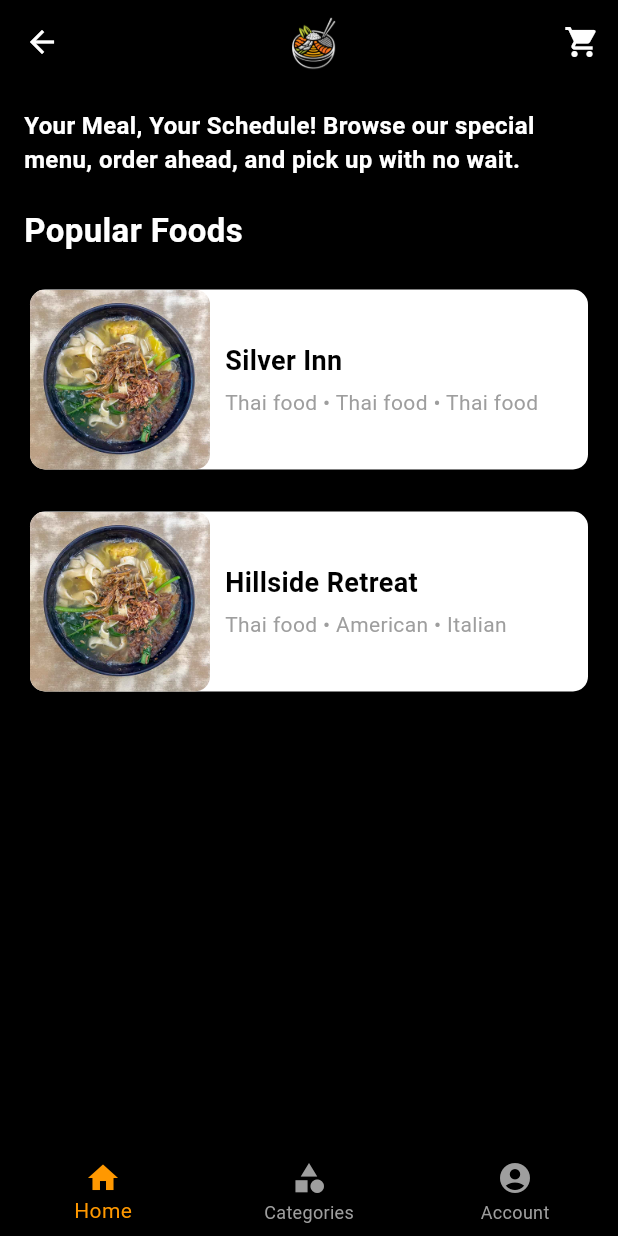
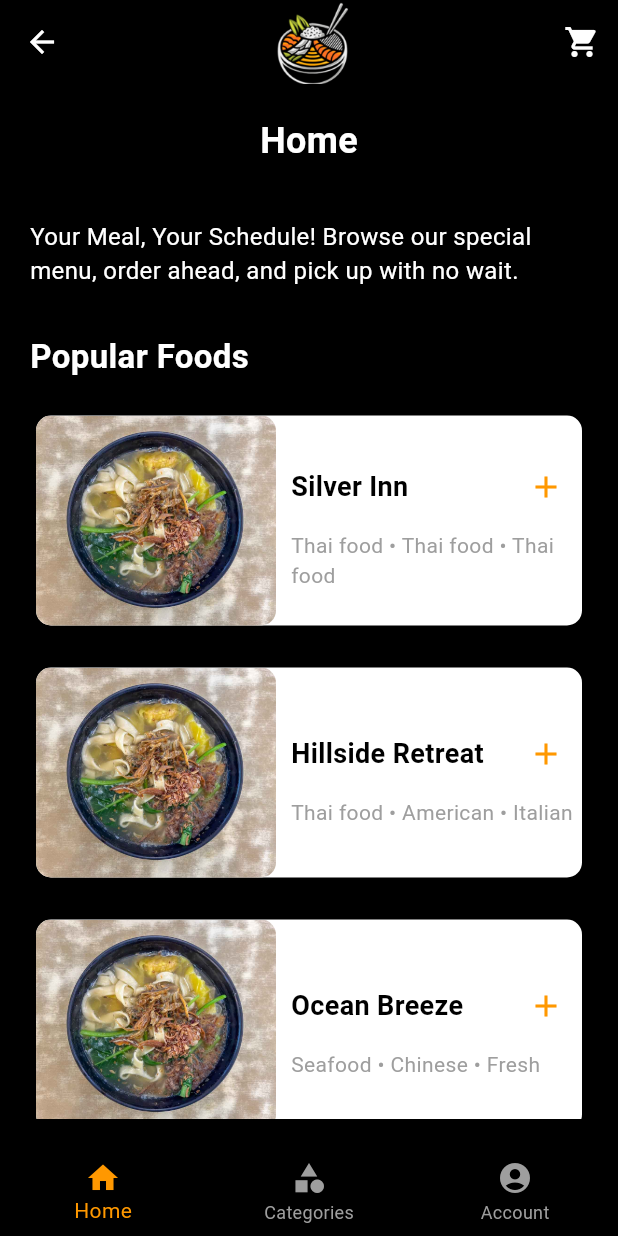
Before and after one commit to june0729/eatnow, a Flutter app: the HomeScreen screen opened directly, on a phone screen of 412 x 824 dp. Run offline on Flutter 3.47's test engine with Material 3 defaults, Android fonts, the light colour scheme and no system bars.

Commit message:
new code

```diff
--- a/lib/home.dart
+++ b/lib/home.dart
@@ -1,4 +1,5 @@
 import 'package:flutter/material.dart';
+import 'cart.dart'; // Import CartScreen
 
 void main() {
   runApp(EatNowApp());
@@ -14,44 +15,133 @@ class EatNowApp extends StatelessWidget {
   }
 }
 
-class HomeScreen extends StatelessWidget {
+class HomeScreen extends StatefulWidget {
+  @override
+  _HomeScreenState createState() => _HomeScreenState();
+}
+
+class _HomeScreenState extends State<HomeScreen> {
+  // List to hold FoodItem objects instead of strings
+  List<FoodItem> cartItems = [];
+
+  void addToCart(FoodItem foodItem) {
+    setState(() {
+      cartItems.add(foodItem);
+    });
+    // Show a snackbar for feedback
+    ScaffoldMessenger.of(context).showSnackBar(
+      SnackBar(content: Text('${foodItem.name} added to cart')),
+    );
+  }
+
+  void removeFromCart(FoodItem foodItem) {
+    setState(() {
+      cartItems.remove(foodItem);
+    });
+     ScaffoldMessenger.of(context).showSnackBar(
+      SnackBar(content: Text('${foodItem.name} removed from cart')),
+    );
+  }
+
   @override
   Widget build(BuildContext context) {
     return Scaffold(
       backgroundColor: Colors.black,
-      appBar: AppBar(
+      appBar: PreferredSize(
+        preferredSize: const Size.fromHeight(57.0),
+        child: AppBar(
           backgroundColor: Colors.black,
           leading: IconButton(
             icon: const Icon(Icons.arrow_back, color: Colors.white),
-          onPressed: () {},
+            onPressed: () {
+              // Navigate to LoginScreen or another screen
+            },
           ),
           title: Center(
             child: Image.asset(
-            'assets/images/logo.png', // Replace with your logo path
-            height: 40,
+              'assets/images/logo.png',
+              height: 65,
+              fit: BoxFit.contain,
             ),
           ),
           actions: [
             IconButton(
-            icon: const Icon(Icons.shopping_cart, color: Colors.white),
-            onPressed: () {},
+              icon: Stack(
+                children: [
+                  const Icon(Icons.shopping_cart, color: Colors.white),
+                  if (cartItems.isNotEmpty)
+                    Positioned(
+                      right: 0,
+                      top: 0,
+                      child: Container(
+                        padding: const EdgeInsets.all(6), // Increased padding for larger badge
+                        decoration: BoxDecoration(
+                          color: Colors.red,
+                          borderRadius: BorderRadius.circular(12), // Slightly larger radius for the rounded corners
+                        ),
+                        constraints: const BoxConstraints(
+                          minWidth: 18,  // Increased width
+                          minHeight: 18,  // Increased height
+                        ),
+                        child: Text(
+                          '${cartItems.length}',
+                          style: const TextStyle(
+                            color: Colors.white,
+                            fontSize: 12, // Increased font size for visibility
+                          ),
+                          textAlign: TextAlign.center,
+                        ),
+                      ),
                     ),
                 ],
               ),
+              onPressed: () {
+                // Navigate to the CartScreen and pass the cart items
+                Navigator.push(
+                  context,
+                  MaterialPageRoute(
+                    builder: (context) => CartScreen(
+                      cartItems: cartItems,
+                      onRemoveFromCart: removeFromCart, // Pass remove callback
+                    ),
+                  ),
+                ).then((updatedCart) {
+                  // Update the cart items with the updated list after removing items
+                  if (updatedCart != null) {
+                    setState(() {
+                      cartItems = updatedCart;
+                    });
+                  }
+                });
+              },
+            ),
+          ],
+        ),
+      ),
       body: Padding(
-        padding: const EdgeInsets.all(16.0),
+        padding: const EdgeInsets.all(20.0),
         child: Column(
           crossAxisAlignment: CrossAxisAlignment.start,
           children: [
+            const Center(
+              child: Text(
+                'Home',
+                style: TextStyle(
+                  color: Colors.white,
+                  fontSize: 24,
+                  fontWeight: FontWeight.bold,
+                ),
+              ),
+            ),
+            const SizedBox(height: 35),
             const Text(
               'Your Meal, Your Schedule! Browse our special menu, order ahead, and pick up with no wait.',
               style: TextStyle(
                 color: Colors.white,
                 fontSize: 16,
-                fontWeight: FontWeight.bold,
               ),
             ),
-            const SizedBox(height: 20),
+            const SizedBox(height: 30),
             const Text(
               'Popular Foods',
               style: TextStyle(
@@ -61,19 +151,53 @@ class HomeScreen extends StatelessWidget {
               ),
             ),
             const SizedBox(height: 10),
-            Column(
+            Expanded(
+              child: ListView(
                 children: [
-                FoodItem(
-                  imageUrl: 'assets/images/banmian.jpg', // Replace with your food image
-                  title: 'Silver Inn',
+                  FoodItemWidget(
+                    imageUrl: 'assets/images/banmian.jpg',
+                    name: 'Silver Inn',
+                    price: 15.99,
                     tags: const ['Thai food', 'Thai food', 'Thai food'],
+                    onAddToCart: addToCart,
                   ),
-                FoodItem(
-                  imageUrl: 'assets/images/banmian.jpg', // Replace with your food image
-                  title: 'Hillside Retreat',
+                  FoodItemWidget(
+                    imageUrl: 'assets/images/banmian.jpg',
+                    name: 'Hillside Retreat',
+                    price: 20.00,
                     tags: const ['Thai food', 'American', 'Italian'],
+                    onAddToCart: addToCart,
+                  ),
+                  FoodItemWidget(
+                    imageUrl: 'assets/images/banmian.jpg',
+                    name: 'Ocean Breeze',
+                    price: 22.50,
+                    tags: const ['Seafood', 'Chinese', 'Fresh'],
+                    onAddToCart: addToCart,
+                  ),
+                  FoodItemWidget(
+                    imageUrl: 'assets/images/banmian.jpg',
+                    name: 'Mountain Feast',
+                    price: 18.00,
+                    tags: const ['American', 'Grill', 'BBQ'],
+                    onAddToCart: addToCart,
+                  ),
+                  FoodItemWidget(
+                    imageUrl: 'assets/images/banmian.jpg',
+                    name: 'Urban Bites',
+                    price: 12.50,
+                    tags: const ['Fast Food', 'Burgers', 'Fries'],
+                    onAddToCart: addToCart,
+                  ),
+                  FoodItemWidget(
+                    imageUrl: 'assets/images/banmian.jpg',
+                    name: 'Vegan Delights',
+                    price: 10.00,
+                    tags: const ['Vegan', 'Healthy', 'Salads'],
+                    onAddToCart: addToCart,
                   ),
                 ],
+              ),
             ),
           ],
         ),
@@ -101,15 +225,19 @@ class HomeScreen extends StatelessWidget {
   }
 }
 
-class FoodItem extends StatelessWidget {
+class FoodItemWidget extends StatelessWidget {
   final String imageUrl;
-  final String title;
+  final String name;
+  final double price;
   final List<String> tags;
+  final Function(FoodItem) onAddToCart;
 
-  FoodItem({
+  FoodItemWidget({
     required this.imageUrl,
-    required this.title,
+    required this.name,
+    required this.price,
     required this.tags,
+    required this.onAddToCart,
   });
 
   @override
@@ -127,8 +255,8 @@ class FoodItem extends StatelessWidget {
               borderRadius: BorderRadius.circular(10),
               child: Image.asset(
                 imageUrl,
-                width: 120,
-                height: 120,
+                width: 160,
+                height: 140,
                 fit: BoxFit.cover,
               ),
             ),
@@ -137,13 +265,29 @@ class FoodItem extends StatelessWidget {
               child: Column(
                 crossAxisAlignment: CrossAxisAlignment.start,
                 children: [
+                  Row(
+                    mainAxisAlignment: MainAxisAlignment.spaceBetween,
+                    children: [
                       Text(
-                    title,
+                        name,
                         style: const TextStyle(
                           color: Colors.black,
                           fontSize: 18,
                           fontWeight: FontWeight.bold,
                         ),
+                      ),
+                      IconButton(
+                        icon: const Icon(Icons.add, color: Colors.orange),
+                        onPressed: () {
+                          FoodItem foodItem = FoodItem(
+                            name: name,
+                            imageUrl: imageUrl,
+                            price: price,
+                          );
+                          onAddToCart(foodItem); // Add FoodItem to cart
+                        },
+                      ),
+                    ],
                   ),
                   const SizedBox(height: 5),
                   Text(
--- a/pubspec.yaml
+++ b/pubspec.yaml
@@ -35,10 +35,15 @@ dependencies:
   # The following adds the Cupertino Icons font to your application.
   # Use with the CupertinoIcons class for iOS style icons.
   cupertino_icons: ^1.0.8
+  provider: ^6.0.0
+
+
 
 dev_dependencies:
   flutter_test:
     sdk: flutter
+
+
 
   # The "flutter_lints" package below contains a set of recommended lints to
   # encourage good coding practices. The lint set provided by the package is
```
Also changed, not shown: lib/cart.dart (added, +213 -0 lines), pubspec.lock. Lines whose indentation alone changed are shown as unchanged.
